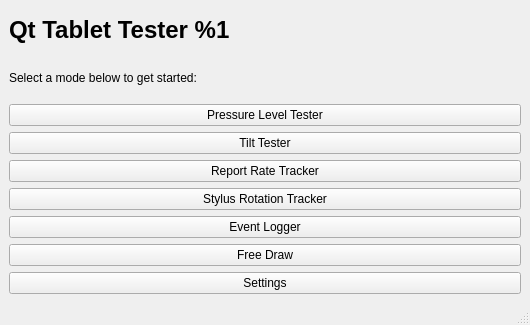
Before: the Qt Designer form mainwindow.ui in scribblemaniac/qt-tablet-tester, drawn with Qt 5.
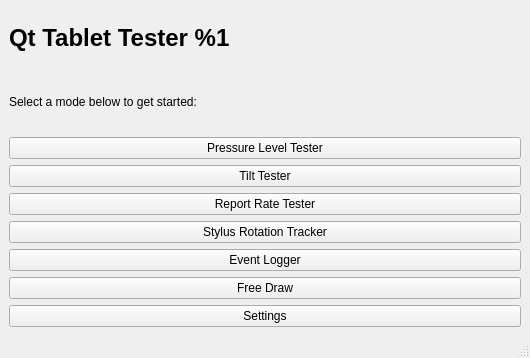
After: the same form once the commit is applied.

Commit message: Rename report rate tracker to report rate tester

What changed in the file:
```diff
--- a/mainwindow.ui
+++ b/mainwindow.ui
@@ -7,7 +7,7 @@
     <x>0</x>
     <y>0</y>
     <width>530</width>
-    <height>325</height>
+    <height>358</height>
    </rect>
   </property>
   <property name="windowTitle">
@@ -46,7 +46,7 @@
     <item>
      <widget class="QPushButton" name="reportRateButton">
       <property name="text">
-       <string>Report Rate Tracker</string>
+       <string>Report Rate Tester</string>
       </property>
      </widget>
     </item>
```
The commit also changes 8 other files.
